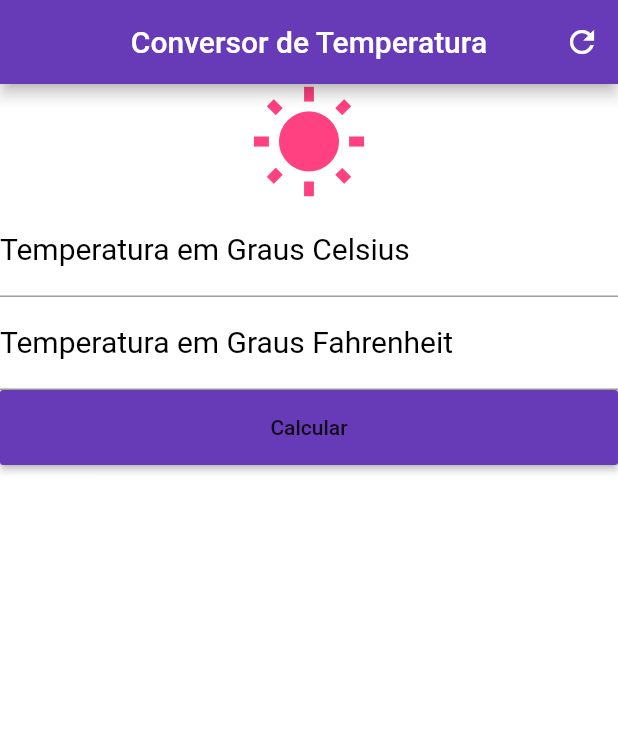
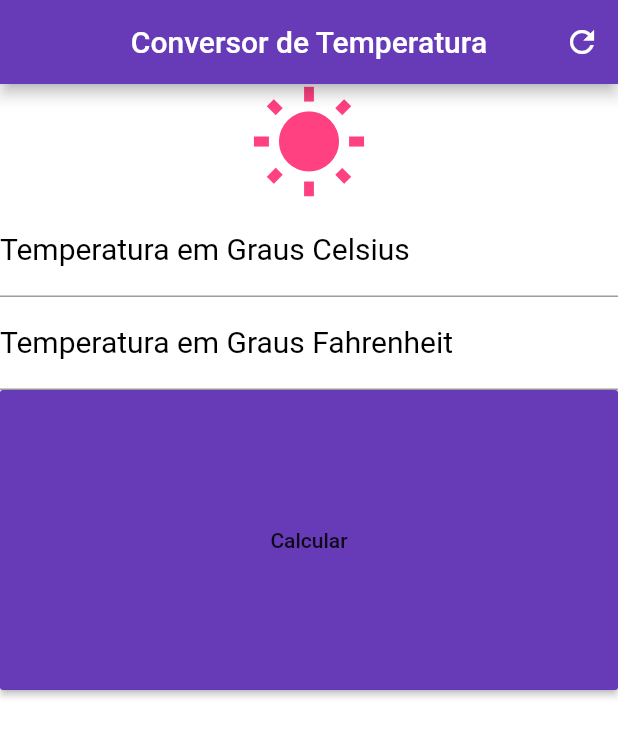
Before and after one commit to alinefv/mobile-flutter-conversor, a Flutter app: the screen it shows after launch, on a phone screen of 412 x 824 dp. Shown: the top 737 px of the screen. Run offline on Flutter 3.47's test engine with Material 2 defaults, Android fonts, the phone set to English and light mode, and no system bars.

Commit message:
Correção de Layout

```diff
--- a/lib/main.dart
+++ b/lib/main.dart
@@ -37,7 +37,7 @@ class _HomeState extends State<Home> {
     );
 
     Container containerBtn = Container(
-      height: 50.0,
+      height: 200.0,
       child: raisedButton,
     );
 
@@ -66,10 +66,14 @@ class _HomeState extends State<Home> {
       ],
     );
 
+    SingleChildScrollView singleChildScrollView = SingleChildScrollView(
+      child: colum,
+    );
+
     Scaffold scaffold = Scaffold(
       appBar: appBar,
       backgroundColor: Colors.white,
-      body: colum,
+      body: singleChildScrollView,
     );
     return scaffold;
   }
```
